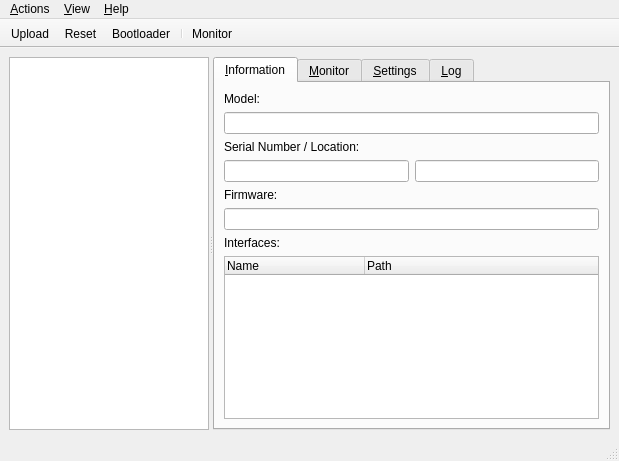
First picture: the form in tyqt/main_window.ui, repository Koromix/tytools, before the edit.
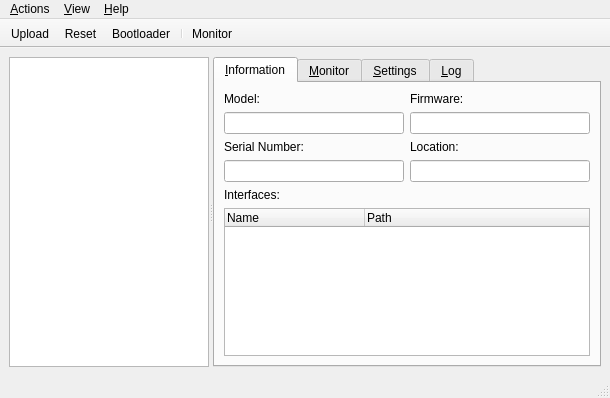
Second picture: the form after the edit. Icons and pictures are not drawn.

Commit message: Use smaller text fields for board information

Patch:
```diff
--- a/tyqt/main_window.ui
+++ b/tyqt/main_window.ui
@@ -6,8 +6,8 @@
    <rect>
     <x>0</x>
     <y>0</y>
-    <width>619</width>
-    <height>461</height>
+    <width>610</width>
+    <height>398</height>
    </rect>
   </property>
   <property name="windowTitle">
@@ -69,57 +69,71 @@
         </attribute>
         <layout class="QVBoxLayout" name="verticalLayout_4">
          <item>
+          <layout class="QGridLayout" name="gridLayout">
+           <item row="1" column="0">
+            <widget class="QLineEdit" name="modelText">
+             <property name="readOnly">
+              <bool>true</bool>
+             </property>
+            </widget>
+           </item>
+           <item row="0" column="0">
           <widget class="QLabel" name="label_4">
            <property name="text">
             <string>Model:</string>
            </property>
           </widget>
          </item>
-         <item>
-          <widget class="QLineEdit" name="modelText">
+           <item row="1" column="1">
+            <widget class="QLineEdit" name="firmwareText">
            <property name="readOnly">
             <bool>true</bool>
            </property>
           </widget>
          </item>
+           <item row="0" column="1">
+            <widget class="QLabel" name="label_2">
+             <property name="text">
+              <string>Firmware:</string>
+             </property>
+            </widget>
+           </item>
+          </layout>
+         </item>
          <item>
+          <layout class="QHBoxLayout" name="horizontalLayout_2"/>
+         </item>
+         <item>
+          <layout class="QGridLayout" name="gridLayout_2">
+           <item row="0" column="0">
           <widget class="QLabel" name="label_5">
            <property name="text">
-            <string>Serial Number / Location:</string>
+              <string>Serial Number:</string>
            </property>
           </widget>
          </item>
-         <item>
-          <layout class="QHBoxLayout" name="horizontalLayout_2">
-           <item>
+           <item row="1" column="0">
             <widget class="QLineEdit" name="serialText">
              <property name="readOnly">
               <bool>true</bool>
              </property>
             </widget>
            </item>
-           <item>
+           <item row="1" column="1">
             <widget class="QLineEdit" name="locationText">
              <property name="readOnly">
               <bool>true</bool>
              </property>
             </widget>
            </item>
-          </layout>
-         </item>
-         <item>
-          <widget class="QLabel" name="label_2">
+           <item row="0" column="1">
+            <widget class="QLabel" name="label_3">
            <property name="text">
-            <string>Firmware:</string>
+              <string>Location:</string>
            </property>
           </widget>
          </item>
-         <item>
-          <widget class="QLineEdit" name="firmwareText">
-           <property name="readOnly">
-            <bool>true</bool>
-           </property>
-          </widget>
+          </layout>
          </item>
          <item>
           <widget class="QLabel" name="label_6">
@@ -357,7 +371,7 @@
     <rect>
      <x>0</x>
      <y>0</y>
-     <width>619</width>
+     <width>610</width>
      <height>23</height>
     </rect>
    </property>
```
Left out of the diff: 2 changed lines with no effect on the pictures. Lines whose indentation alone changed are shown as unchanged.
